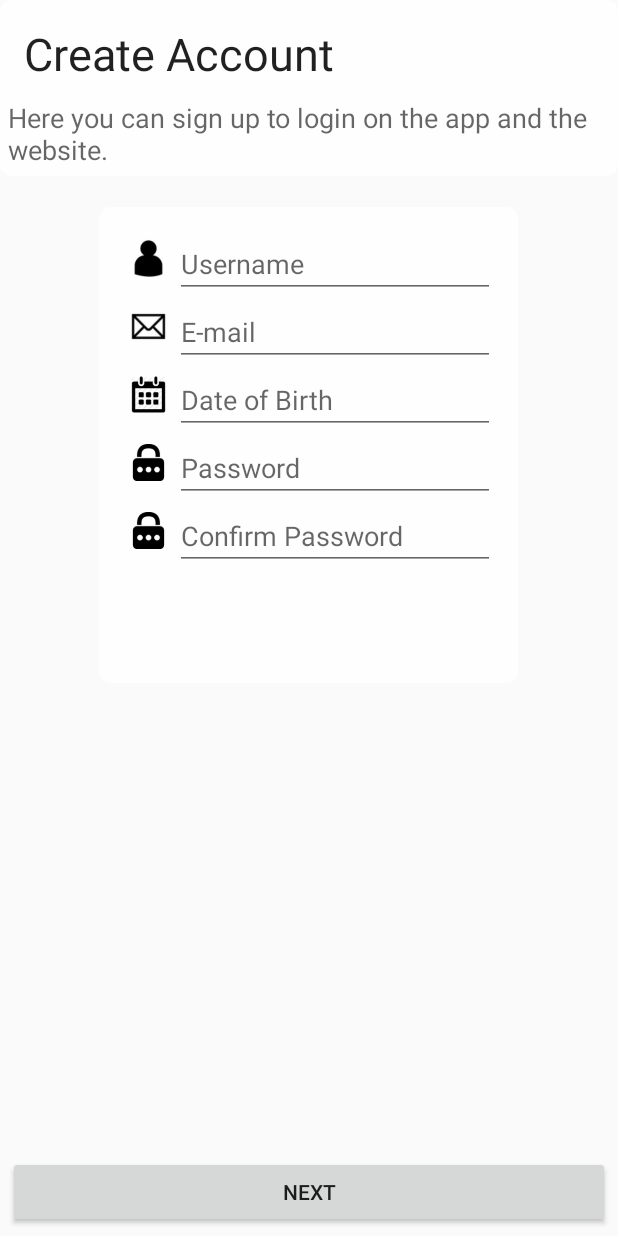
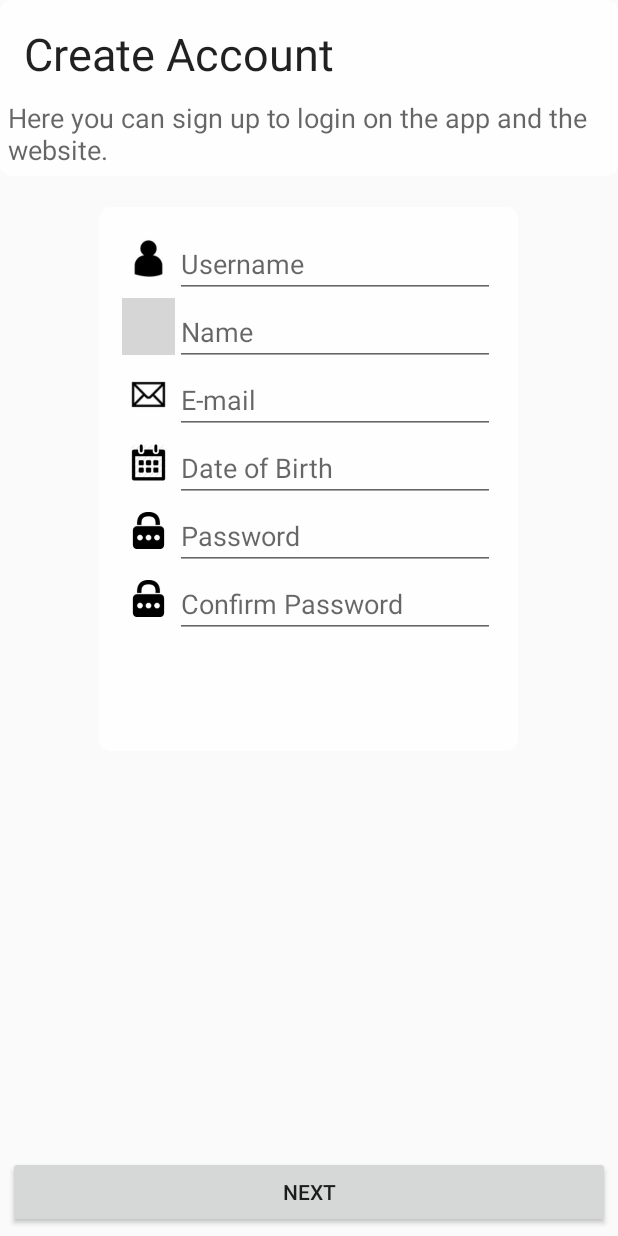
Before and after one commit to hugomcfonseca/Traverse, an Android app: the fragment SignOnFragment shown on its own in the app's theme, after a tap on "NEXT", on a phone screen of 412 x 824 dp. Run offline under Robolectric (Android 15) with nearby library versions, the phone set to English and light mode, and no system bars; 3 statements that could not run were skipped; grey boxes are pictures that could not be loaded.

Commit message:
Persona + Name  -> DONE
Put Persona on bd

```diff
--- a/app/src/main/java/feup/traverse/SignOnFragment.java
+++ b/app/src/main/java/feup/traverse/SignOnFragment.java
@@ -34,7 +34,7 @@ public class SignOnFragment  extends Fragment {
     DataBaseAdapter connector;
     Communicator comm;
     private Button btn_nextRegister;
-    private EditText et_Username, et_Password, et_Password2, et_dateOfBirth, et_Email;
+    private EditText et_Username,et_Name, et_Password, et_Password2, et_dateOfBirth, et_Email;
 
 
 
@@ -54,6 +54,7 @@ public class SignOnFragment  extends Fragment {
 
     private void initicontrol(){
         et_Username = (EditText) getActivity().findViewById(R.id.et_username);
+        et_Name = (EditText) getActivity().findViewById(R.id.et_name);
         et_Password = (EditText) getActivity().findViewById(R.id.et_password);
         et_Password2 = (EditText) getActivity().findViewById(R.id.et_conf_pass);
         et_Email = (EditText) getActivity().findViewById(R.id.et_email);
@@ -143,12 +144,13 @@ public class SignOnFragment  extends Fragment {
             public void onClick(View v) {
 
                 String username = et_Username.getText().toString();
+                String name = et_Name.getText().toString();
                 String email = et_Email.getText().toString();
                 String password = et_Password.getText().toString();
                 String password2 = et_Password2.getText().toString();
                 String date = et_dateOfBirth.getText().toString();
 
-                if (username.matches("") || password.matches("") || password2.matches("") ||
+                if (username.matches("") || name.matches("")|| password.matches("") || password2.matches("") ||
                         date.matches("") || email.matches("")) {
                     Toast.makeText(getActivity() , "Please, fill all fields.", Toast.LENGTH_SHORT).show();
                 }
@@ -164,12 +166,11 @@ public class SignOnFragment  extends Fragment {
                 if (verifyEqualsPasswords(password, password2) &&
                         DateValidate(date) &&
                         !connector.verifyUsernameAndEmail(username, email)) {
-                    connector.createUser(username, email, date, password);
+                    connector.createUser(username,name, email, date, password);
                     Toast.makeText(getActivity(), "Account created successfully!", Toast.LENGTH_SHORT).show();
                     comm.respond(0,0);//1 quer dizer que foi positivo
 
                 }
-                //comm.respond(0 , 0);//1
             }
         });
     }
--- a/app/src/main/res/layout/activity_profile.xml
+++ b/app/src/main/res/layout/activity_profile.xml
@@ -50,7 +50,6 @@
                         android:layout_width="match_parent"
                         android:layout_height="wrap_content"
                         android:textAppearance="?android:attr/textAppearanceLarge"
-                        android:text="Hugo Fonseca"
                         android:id="@+id/tv_name"
                         android:layout_alignParentTop="true"
                         android:layout_alignParentStart="true"
@@ -58,7 +57,8 @@
                         android:textSize="30sp"
                         android:gravity="center_horizontal"
                         android:padding="10dp"
-                        android:layout_gravity="center" />
+                        android:layout_gravity="center"
+                        android:hint="Name" />
 
                     <TextView
                         android:layout_width="match_parent"
--- a/app/src/main/res/layout/fragment_sign_on_form.xml
+++ b/app/src/main/res/layout/fragment_sign_on_form.xml
@@ -85,6 +85,28 @@
                                 android:hint="Username"
                                 android:ems="10"
                                 android:id="@+id/et_username"
+                                android:layout_above="@+id/et_email"
+                                android:layout_alignStart="@+id/et_email" />
+                        </LinearLayout>
+                        <LinearLayout
+                            android:orientation="horizontal"
+                            android:layout_width="match_parent"
+                            android:layout_height="match_parent">
+
+                            <ImageView
+                                android:layout_width="35dp"
+                                android:layout_height="38dp"
+                                android:id="@+id/imageView10"
+                                android:src="@drawable/name_logo"
+                                android:padding="2dp" />
+
+                            <EditText
+                                android:layout_width="wrap_content"
+                                android:layout_height="wrap_content"
+                                android:inputType="textPersonName"
+                                android:hint="Name"
+                                android:ems="10"
+                                android:id="@+id/et_name"
                                 android:layout_above="@+id/et_email"
                                 android:layout_alignStart="@+id/et_email" />
                         </LinearLayout>
```
Also changed, not shown: app/src/main/java/feup/traverse/SignOn.java (+39 -1 lines), app/src/main/res/layout/fragment_sign_on_quiz.xml (deleted, +0 -140 lines), 3 other files.
